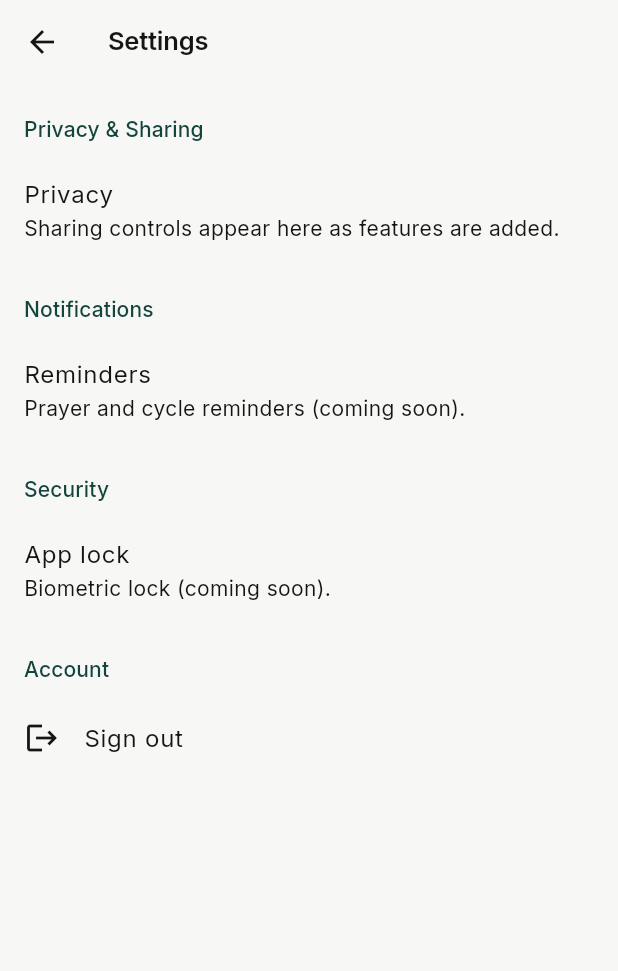
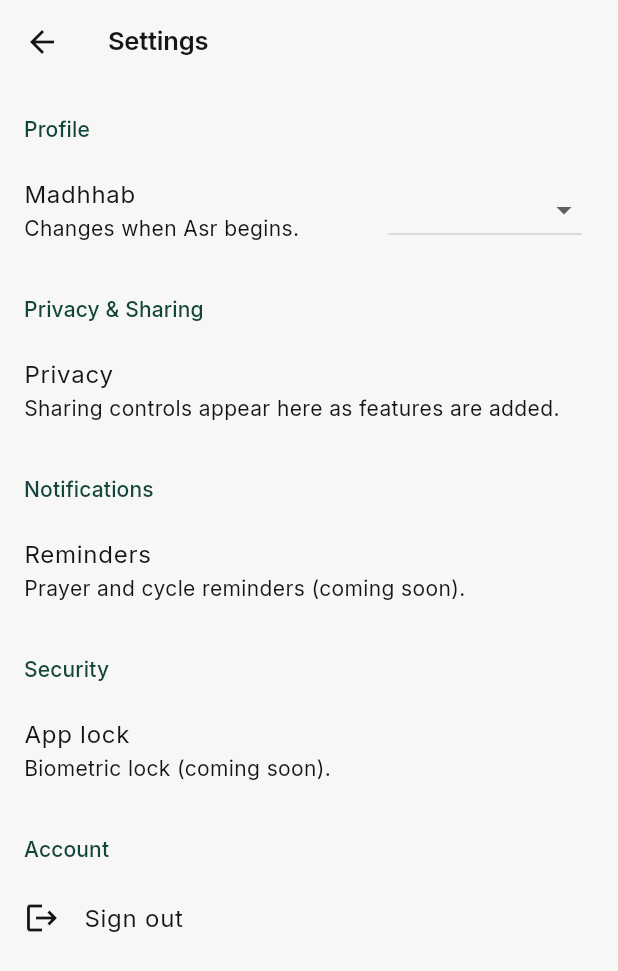
Before and after one commit to RidwanSiddique/CoupleApp, a Flutter app: the SettingsScreen screen opened by its route, on a phone screen of 412 x 824 dp. Shown: the top 971 px of the screen. Run offline on Flutter 3.47's test engine with Material 3 defaults, Android fonts, the phone set to English and light mode, and no system bars; our stand-ins replace adhan, flutter_riverpod, flutter_secure_storage, flutter_timezone, geolocator, go_router and 4 more; missing offline and left inert: libsignal_protocol_dart; accounts and stored records are empty.

Commit message:
feat(settings): add madhhab option; drop duplicate sign-out from home
Settings gains a Profile section with a madhhab selector (shafi/hanafi)
writing to public.users via a focused ProfileRepository, then
invalidating the profile so prayer times (Asr) and the cycle
max-duration hint recompute.

Home's three-dot menu only offered Sign out and sat beside the Settings
button that already reaches it, so it's removed as duplication.

Settings now derives isWife from ownProfileProvider instead of also
watching isWifeProvider -- watching an async provider and a sync
provider derived from it in one build is what caused the home screen's
"setState during build" crash. Tests updated to override the profile.

Co-Authored-By: Claude Opus 4.8 <noreply@anthropic.com>

```diff
--- a/lib/features/settings/domain/settings_providers.dart
+++ b/lib/features/settings/domain/settings_providers.dart
@@ -3,9 +3,14 @@ import 'package:flutter_riverpod/flutter_riverpod.dart';
 import '../../../shared/providers/supabase_provider.dart';
 import '../../auth/domain/auth_controller.dart';
 import '../data/preferences_repository.dart';
+import '../data/profile_repository.dart';
 
 final preferencesRepositoryProvider = Provider<PreferencesRepository>((ref) {
   return PreferencesRepository(ref.read(supabaseClientProvider));
+});
+
+final profileRepositoryProvider = Provider<ProfileRepository>((ref) {
+  return ProfileRepository(ref.read(supabaseClientProvider));
 });
 
 final preferencesProvider = FutureProvider<Map<String, dynamic>>((ref) async {
--- a/lib/features/settings/presentation/settings_screen.dart
+++ b/lib/features/settings/presentation/settings_screen.dart
@@ -3,6 +3,7 @@ import 'package:flutter/material.dart';
 import 'package:flutter_riverpod/flutter_riverpod.dart';
 import '../../auth/domain/auth_controller.dart';
 import '../../cycle/domain/cycle_providers.dart';
+import '../../home/domain/home_providers.dart';
 import '../domain/settings_providers.dart';
 
 class SettingsScreen extends ConsumerWidget {
@@ -10,12 +11,42 @@ class SettingsScreen extends ConsumerWidget {
 
   @override
   Widget build(BuildContext context, WidgetRef ref) {
-    final isWife = ref.watch(isWifeProvider);
+    // Derive from the profile rather than also watching isWifeProvider:
+    // watching an async provider and a sync provider derived from it in the
+    // same build re-enters and throws "setState during build".
+    final profile = ref.watch(ownProfileProvider).asData?.value;
+    final isWife = profile?.gender == 'female';
+    final madhhab = profile?.madhhab ?? 'shafi';
     final shareDefault = ref.watch(shareCycleByDefaultProvider);
 
     return Scaffold(
       appBar: AppBar(title: const Text('Settings')),
       body: ListView(children: [
+        const _SectionHeader('Profile'),
+        ListTile(
+          title: const Text('Madhhab'),
+          subtitle: const Text('Changes when Asr begins.'),
+          trailing: DropdownButton<String>(
+            value: madhhab,
+            onChanged: profile == null
+                ? null
+                : (v) async {
+                    if (v == null || v == madhhab) return;
+                    final session = ref.read(authSessionProvider).asData?.value;
+                    if (session == null) return;
+                    await ref.read(profileRepositoryProvider).updateMadhhab(
+                          userId: session.user.id,
+                          madhhab: v,
+                        );
+                    // Recompute prayer times (and the cycle max-duration hint).
+                    ref.invalidate(ownProfileProvider);
+                  },
+            items: const [
+              DropdownMenuItem(value: 'shafi', child: Text('Shāfiʿī / other')),
+              DropdownMenuItem(value: 'hanafi', child: Text('Ḥanafī')),
+            ],
+          ),
+        ),
         const _SectionHeader('Privacy & Sharing'),
         if (isWife)
           SwitchListTile(
```
Also changed, not shown: lib/features/home/presentation/home_screen.dart (+0 -21 lines), lib/features/settings/data/profile_repository.dart (added, +21 -0 lines), 1 other file.
